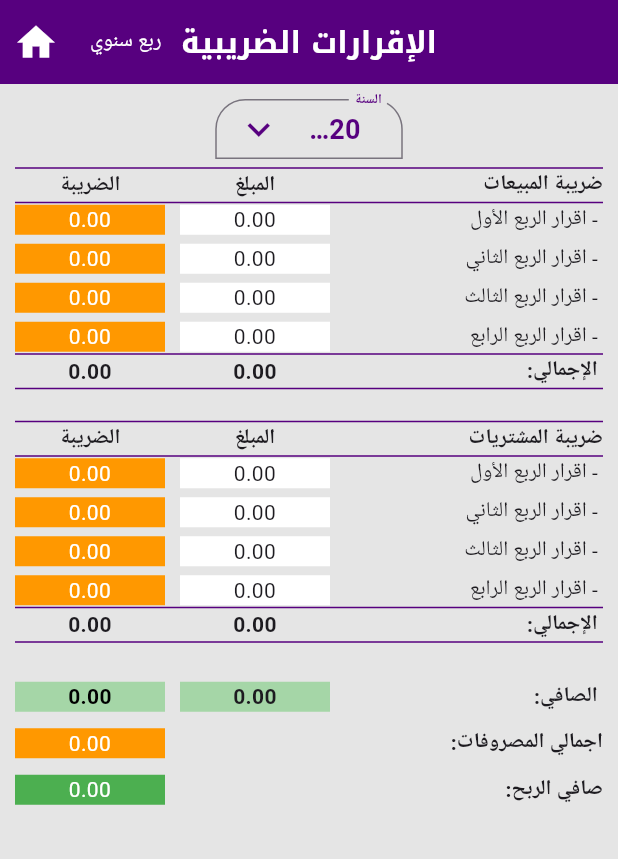
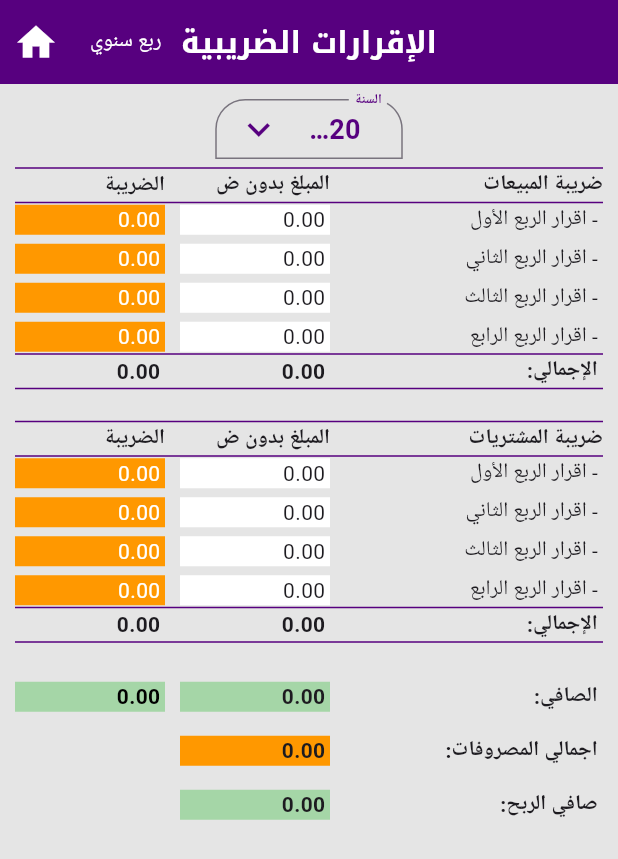
Before and after one commit to mustafa2011/zatca, a Flutter app: the VatEndorsementPage screen opened directly, on a phone screen of 412 x 824 dp. Shown: the top 859 px of the screen. Run offline on Flutter 3.47's test engine with Material 3 defaults, Android fonts, the phone set to English and light mode, and no system bars; our stand-ins replace dropdown_button2, file_picker, get, pdf, share_plus, shared_preferences and 2 more; missing offline and left inert: mobile_scanner, number_to_word_arabic, sunmi_printer_plus, syncfusion_flutter_pdfviewer; accounts and stored records are empty; network calls fail; statements that could not run were skipped; key blocks and very long unbroken strings in the code were emptied for the run.

Commit message:
Update endorsement screen

```diff
--- a/lib/screens/vat_endorsement.dart
+++ b/lib/screens/vat_endorsement.dart
@@ -1,14 +1,15 @@
 import 'package:dropdown_button2/dropdown_button2.dart';
 import 'package:flutter/material.dart';
 import 'package:get/get.dart';
+
+import '../helpers/fatoora_db.dart';
+import '../helpers/utils.dart';
 import '../helpers/zatca_api.dart';
 import '../models/product.dart';
+import '../models/settings.dart';
+import '../screens/home.dart';
+import '../widgets/buttons.dart';
 import '../widgets/widget.dart';
-import '../models/settings.dart';
-import '../widgets/buttons.dart';
-import '../helpers/fatoora_db.dart';
-import '../helpers/utils.dart';
-import '../screens/home.dart';
 
 class VatEndorsementPage extends StatefulWidget {
   const VatEndorsementPage({super.key});
@@ -232,43 +233,13 @@ class _VatEndorsementPageState extends State<VatEndorsementPage> {
             Utils.space(4, 0),
             buildAmount('الصافي:', (totalSales! - totalPurchases!)),
             Utils.space(2, 0),
-            Row(
-              mainAxisAlignment: MainAxisAlignment.spaceBetween,
-              children: [
-                Text(
-                  'اجمالي المصروفات: ',
-                  style: TextStyle(fontWeight: FontWeight.bold),
-                ),
-                Container(
-                  color: Colors.orange,
-                  width: 100,
-                  child: Text(
-                    '${Utils.formatNoCurrency(totalExpenses!)}',
-                    style: TextStyle(color: Colors.white),
-                    textAlign: TextAlign.center,
-                  ),
-                )
-              ],
-            ),
+            buildNetAmount('اجمالي المصروفات:', (totalExpenses!)),
             Utils.space(2, 0),
-            Row(
-              mainAxisAlignment: MainAxisAlignment.spaceBetween,
-              children: [
-                Text(
-                  'صافي الربح: ',
-                  style: TextStyle(fontWeight: FontWeight.bold),
-                ),
-                Container(
-                  color: Colors.green,
-                  width: 100,
-                  child: Text(
-                    '${Utils.formatNoCurrency(totalSales! - totalPurchases! - totalExpenses!)}',
-                    style: TextStyle(color: Colors.white),
-                    textAlign: TextAlign.center,
-                  ),
-                )
-              ],
-            ),
+            buildNetAmount(
+                'صافي الربح:',
+                ((totalSales! / 1.15) -
+                    (totalPurchases! / 1.15) -
+                    totalExpenses!)),
           ]),
         ),
       );
@@ -351,8 +322,8 @@ class _VatEndorsementPageState extends State<VatEndorsementPage> {
                         SizedBox(
                           width: 100,
                           child: Text(
-                            'المبلغ',
-                            textAlign: TextAlign.center,
+                            'المبلغ بدون ض',
+                            textAlign: TextAlign.right,
                             style: TextStyle(fontWeight: FontWeight.bold),
                           ),
                         ),
@@ -361,7 +332,7 @@ class _VatEndorsementPageState extends State<VatEndorsementPage> {
                           width: 100,
                           child: Text(
                             'الضريبة',
-                            textAlign: TextAlign.center,
+                            textAlign: TextAlign.right,
                             style: TextStyle(fontWeight: FontWeight.bold),
                           ),
                         ),
@@ -396,6 +367,7 @@ class _VatEndorsementPageState extends State<VatEndorsementPage> {
               Row(
                 children: [
                   Container(
+                    padding: EdgeInsets.only(left: 3, right: 3),
                     color: caption == 'الإجمالي:'
                         ? null
                         : caption == 'الصافي:'
@@ -406,7 +378,7 @@ class _VatEndorsementPageState extends State<VatEndorsementPage> {
                     width: 100,
                     child: Text(
                       Utils.formatNoCurrency(total / 1.15),
-                      textAlign: TextAlign.center,
+                      textAlign: TextAlign.right,
                       style: TextStyle(
                           fontWeight:
                               caption == 'الإجمالي:' || caption == 'الصافي:'
@@ -416,6 +388,7 @@ class _VatEndorsementPageState extends State<VatEndorsementPage> {
                   ),
                   const SizedBox(width: 10),
                   Container(
+                    padding: EdgeInsets.only(left: 3, right: 3),
                     color: caption == 'الإجمالي:'
                         ? null
                         : caption == 'الصافي:'
@@ -426,7 +399,7 @@ class _VatEndorsementPageState extends State<VatEndorsementPage> {
                     width: 100,
                     child: Text(
                       Utils.formatNoCurrency(total - total / 1.15),
-                      textAlign: TextAlign.center,
+                      textAlign: TextAlign.right,
                       style: TextStyle(
                         fontWeight:
                             caption == 'الإجمالي:' || caption == 'الصافي:'
@@ -440,6 +413,46 @@ class _VatEndorsementPageState extends State<VatEndorsementPage> {
                       ),
                     ),
                   ),
+                ],
+              ),
+            ],
+          ),
+        ],
+      );
+
+  Widget buildNetAmount(String caption, num total) => Column(
+        children: [
+          const SizedBox(height: 5),
+          Row(
+            mainAxisAlignment: MainAxisAlignment.spaceBetween,
+            children: [
+              Text(
+                ' $caption',
+                style: TextStyle(fontWeight: FontWeight.bold),
+              ),
+              Row(
+                children: [
+                  Container(
+                    padding: EdgeInsets.only(left: 3, right: 3),
+                    color: caption == 'اجمالي المصروفات:'
+                        ? Colors.orange
+                        : caption == 'صافي الربح:'
+                            ? total >= 0
+                                ? Colors.green[200]
+                                : Colors.red[200]
+                            : null,
+                    width: 100,
+                    child: Text(
+                      Utils.formatNoCurrency(total),
+                      textAlign: TextAlign.right,
+                      style: TextStyle(
+                        fontWeight: FontWeight.bold,
+                        // color: Colors.white,
+                      ),
+                    ),
+                  ),
+                  const SizedBox(width: 10),
+                  SizedBox(width: 100),
                 ],
               ),
             ],
```
Also changed, not shown: pubspec.lock.
